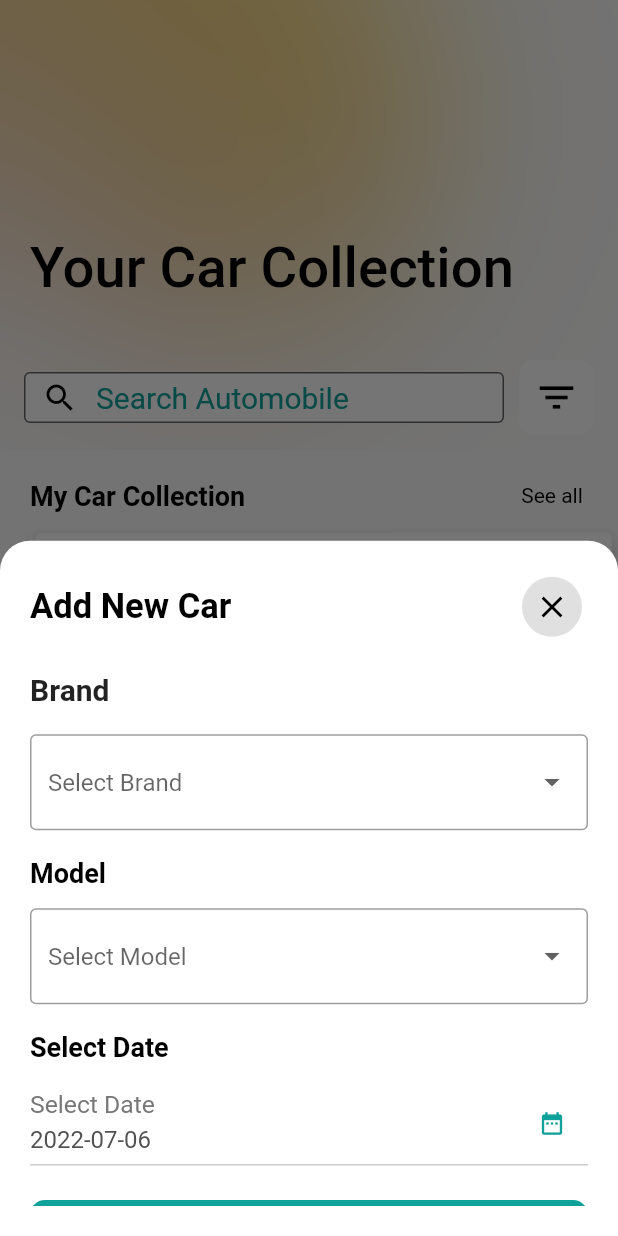
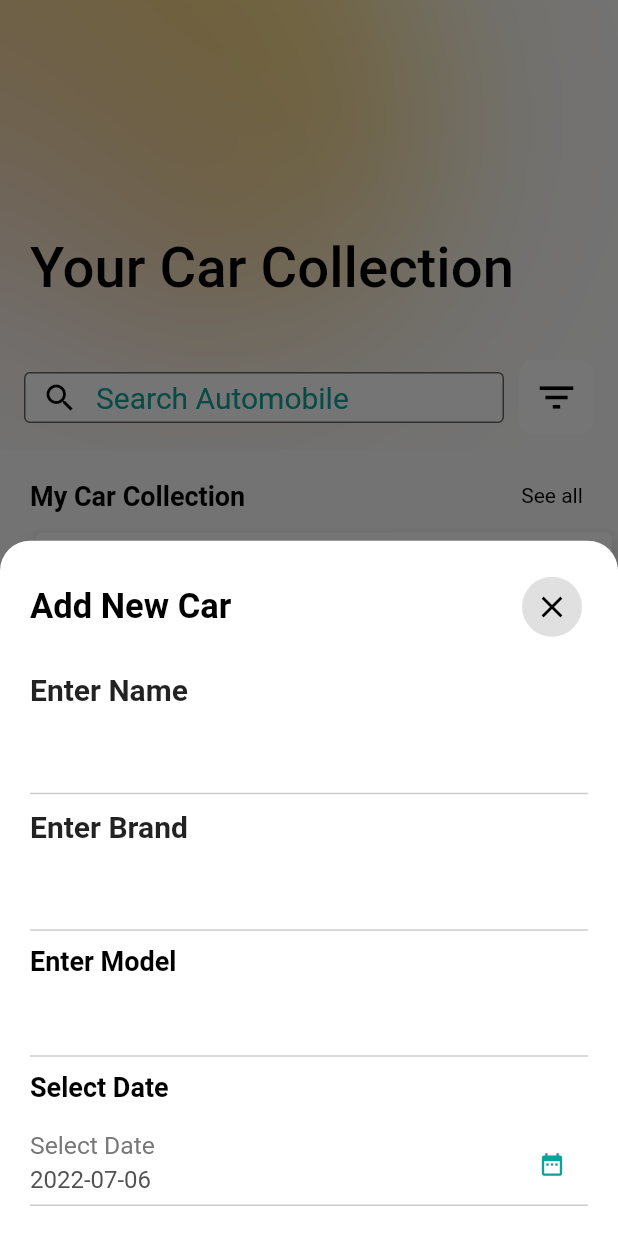
Before and after one commit to danbeyene/carismatic_automobile_search_app, a Flutter app: the TabHomePage screen opened directly, after a tap on the "add" icon, on a phone screen of 412 x 824 dp. Run offline on Flutter 3.47's test engine with Material 2 defaults, Android fonts, the phone set to English and light mode, and no system bars; drawn by our look-alikes of flutter_typeahead; our stand-ins replace cached_network_image, flashy_tab_bar2, flutter_html, fluttertoast, google_maps_flutter, shimmer and 2 more.

Commit message:
update ui

```diff
--- a/carsimatic_app/lib/ui/home/tab_home.dart
+++ b/carsimatic_app/lib/ui/home/tab_home.dart
@@ -20,6 +20,9 @@ class TabHomePage extends StatefulWidget {
 }
 
 class _TabHomePageState extends State<TabHomePage> with TickerProviderStateMixin {
+  final TextEditingController _etName = TextEditingController();
+  final TextEditingController _etBrand = TextEditingController();
+  final TextEditingController _etModel = TextEditingController();
   DateTime _selectedDate = DateTime.now(), initialDate = DateTime.now();
   TextEditingController _etDate = TextEditingController();
 
@@ -459,54 +462,71 @@ class _TabHomePageState extends State<TabHomePage> with TickerProviderStateMixin
                       ],
                     ),
                     const SizedBox(height: 20,),
+                    // Enter Name
+                    const Text("Enter Name", style: TextStyle(fontWeight: FontWeight.bold, fontSize: 20),),
+                    const SizedBox(height: 10,),
+                    TextFormField(
+                      keyboardType: TextInputType.text,
+                      controller: _etName,
+                      style: const TextStyle(color: CHARCOAL),
+                      onChanged: (textValue) {
+                        setState(() {});
+                      },
+                      decoration: const InputDecoration(
+                        focusedBorder: UnderlineInputBorder(
+                            borderSide:
+                            BorderSide(color: PRIMARY_COLOR, width: 2.0)),
+                        enabledBorder: UnderlineInputBorder(
+                          borderSide: BorderSide(color: Color(0xFFCCCCCC)),
+                        ),
+                        // labelText: 'Car Name',
+                        // labelStyle: TextStyle(color: BLACK_GREY),
+                      ),
+                    ),
+
+                    const SizedBox(height: 10,),
                     // brand filter
-                    const Text("Brand", style: TextStyle(fontWeight: FontWeight.bold, fontSize: 20),),
+                    const Text("Enter Brand", style: TextStyle(fontWeight: FontWeight.bold, fontSize: 20),),
                     const SizedBox(height: 10,),
-                    Container(
-                      margin: const EdgeInsets.symmetric(vertical: 8),
-                      child: DropdownButtonFormField<String>(
-                        decoration: const InputDecoration(
-                          border: OutlineInputBorder(),
+                    TextFormField(
+                      keyboardType: TextInputType.text,
+                      controller: _etBrand,
+                      style: const TextStyle(color: CHARCOAL),
+                      onChanged: (textValue) {
+                        setState(() {});
+                      },
+                      decoration: const InputDecoration(
+                        focusedBorder: UnderlineInputBorder(
+                            borderSide:
+                            BorderSide(color: PRIMARY_COLOR, width: 2.0)),
+                        enabledBorder: UnderlineInputBorder(
+                          borderSide: BorderSide(color: Color(0xFFCCCCCC)),
                         ),
-                        hint: const Text("Select Brand"),
-                        value: _valBrand,
-                        items: _brandList.map((value) {
-                          return DropdownMenuItem<String>(
-                            value: value,
-                            child: Text(value),
-                          );
-                        }).toList(),
-                        onChanged: (String? value) {
-                          setState(() {
-                            _valBrand = value!;
-                          });
-                        },
+                        // labelText: 'Brand',
+                        // labelStyle: TextStyle(color: BLACK_GREY),
                       ),
                     ),
 
                     const SizedBox(height: 10,),
                     // model filter
-                    const Text('Model', style: TextStyle(color: Colors.black, fontSize: 18, fontWeight: FontWeight.bold),),
+                    const Text('Enter Model', style: TextStyle(color: Colors.black, fontSize: 18, fontWeight: FontWeight.bold),),
                     const SizedBox(height: 5,),
-                    Container(
-                      margin: const EdgeInsets.symmetric(vertical: 8),
-                      child: DropdownButtonFormField<String>(
-                        decoration: const InputDecoration(
-                          border: OutlineInputBorder(),
+                    TextFormField(
+                      keyboardType: TextInputType.text,
+                      controller: _etModel,
+                      style: const TextStyle(color: CHARCOAL),
+                      onChanged: (textValue) {
+                        setState(() {});
+                      },
+                      decoration: const InputDecoration(
+                        focusedBorder: UnderlineInputBorder(
+                            borderSide:
+                            BorderSide(color: PRIMARY_COLOR, width: 2.0)),
+                        enabledBorder: UnderlineInputBorder(
+                          borderSide: BorderSide(color: Color(0xFFCCCCCC)),
                         ),
-                        hint: const Text("Select Model"),
-                        value: _valModel,
-                        items: _modelList.map((value) {
-                          return DropdownMenuItem<String>(
-                            value: value,
-                            child: Text(value),
-                          );
-                        }).toList(),
-                        onChanged: (String? value) {
-                          setState(() {
-                            _valModel = value!;
-                          });
-                        },
+                        // labelText: 'Model',
+                        // labelStyle: TextStyle(color: BLACK_GREY),
                       ),
                     ),
                     const SizedBox(height: 10,),
```
